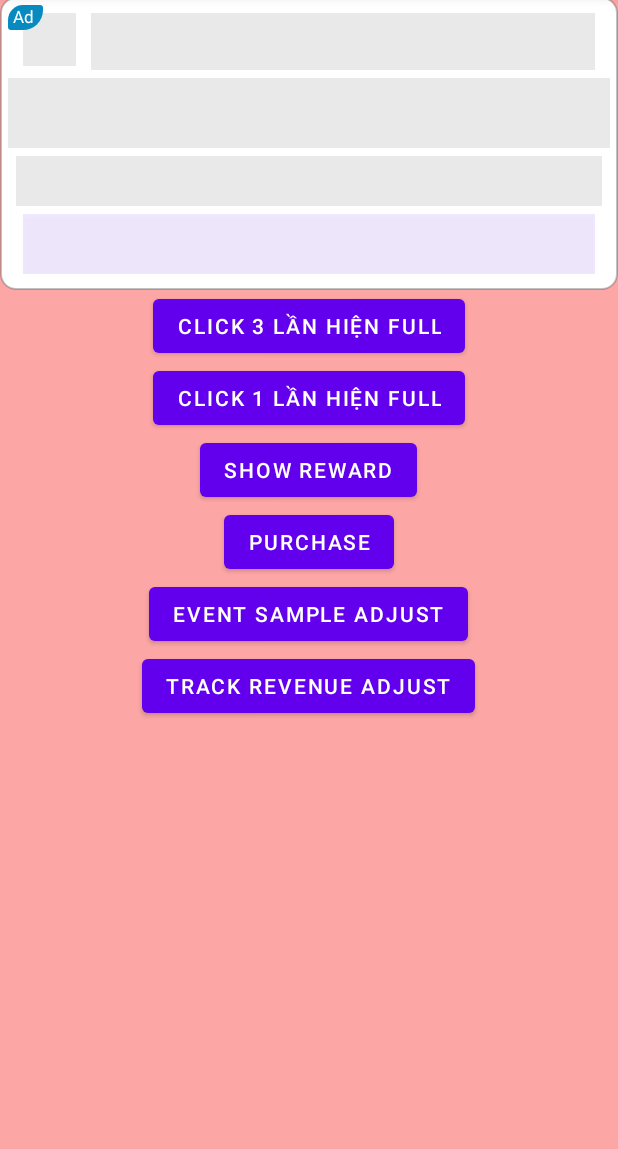
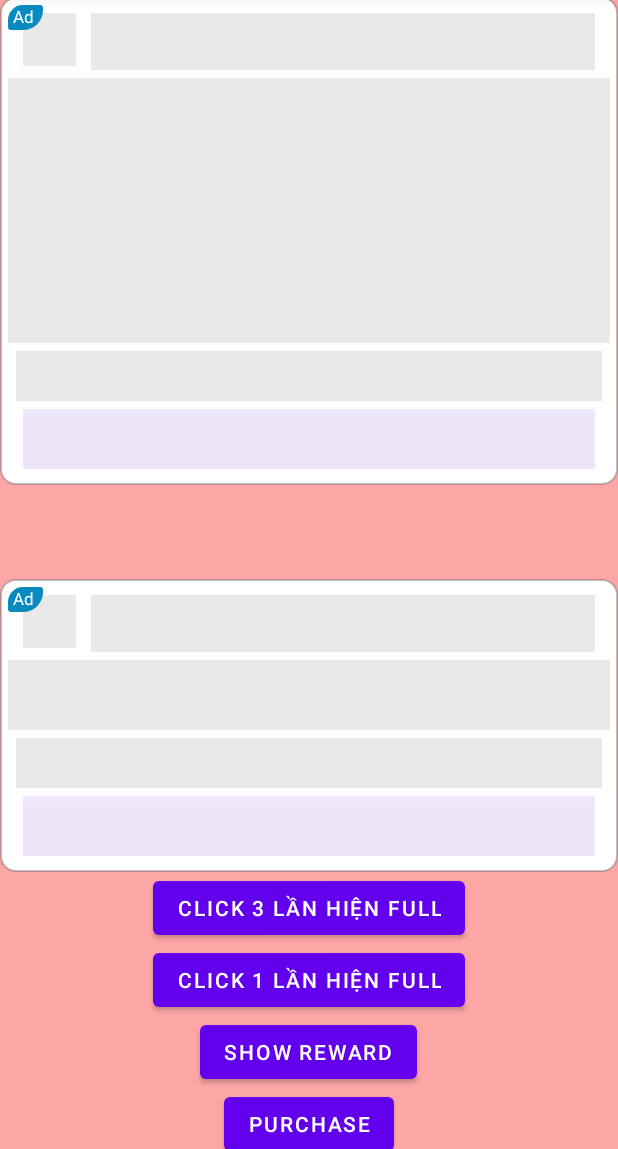
Before and after one commit to tunadodev/MKAdsLibrary, an Android app: the MainActivity screen opened directly, with no data from a screen before it, on a phone screen of 412 x 824 dp, the part 87-1236 px from its top. Run offline under Robolectric (Android 15) with nearby library versions, the phone set to English and light mode, and no system bars; our stand-ins replace AdMob, Shimmer, sdp/ssp sizes; libraries missing offline, so code that uses them is left out: com.android.billingclient, com.applovin.mediation, com.applovin.sdk, com.google.ads.mediation; pictures from the network do not load; 10 statements that could not run were skipped.

Commit message:
Large native ads

```diff
--- /dev/null
+++ b/ads/src/main/java/com/ads/control/ads/nativeAds/MKLargeNativeAdView.java
@@ -0,0 +1,112 @@
+package com.ads.control.ads.nativeAds;
+
+import android.app.Activity;
+import android.content.Context;
+import android.content.res.TypedArray;
+import android.util.AttributeSet;
+import android.util.Log;
+import android.view.LayoutInflater;
+import android.widget.FrameLayout;
+import android.widget.RelativeLayout;
+
+import androidx.annotation.NonNull;
+import androidx.annotation.Nullable;
+
+import com.ads.control.R;
+import com.ads.control.ads.MKAd;
+import com.ads.control.ads.MKAdCallback;
+import com.ads.control.ads.wrapper.ApNativeAd;
+import com.facebook.shimmer.ShimmerFrameLayout;
+
+public class MKLargeNativeAdView extends RelativeLayout {
+
+    private int layoutCustomNativeAd = 0;
+    private ShimmerFrameLayout layoutLoading;
+    private FrameLayout layoutPlaceHolder;
+    private String TAG = "MKLargeNativeAdView";
+
+    public MKLargeNativeAdView(@NonNull Context context) {
+        super(context);
+        init();
+    }
+
+    public MKLargeNativeAdView(@NonNull Context context, @Nullable AttributeSet attrs) {
+        super(context, attrs);
+        init(attrs);
+    }
+
+    public MKLargeNativeAdView(@NonNull Context context, @Nullable AttributeSet attrs, int defStyleAttr) {
+        super(context, attrs, defStyleAttr);
+        init(attrs);
+    }
+
+
+    public MKLargeNativeAdView(@NonNull Context context, @Nullable AttributeSet attrs, int defStyleAttr, int defStyleRes) {
+        super(context, attrs, defStyleAttr, defStyleRes);
+        init(attrs);
+    }
+
+    private void init(AttributeSet attrs) {
+        TypedArray typedArray = getContext().obtainStyledAttributes(attrs, R.styleable.MKNativeAdView, 0, 0);
+        // Get layout native view custom and  layout loading
+        //layoutCustomNativeAd = typedArray.getResourceId(R.styleable.MKNativeAdView_layoutCustomNativeAd, 0);
+        int idLayoutLoading = typedArray.getResourceId(R.styleable.MKNativeAdView_layoutLoading, 0);
+        if (idLayoutLoading != 0)
+            layoutLoading = (ShimmerFrameLayout) LayoutInflater.from(getContext()).inflate(idLayoutLoading, null);
+
+        init();
+    }
+
+    private void init() {
+        layoutPlaceHolder = new FrameLayout(getContext());
+        addView(layoutPlaceHolder);
+        if (layoutLoading != null)
+            addView(layoutLoading);
+
+    }
+
+    public void setLayoutCustomNativeAd(int layoutCustomNativeAd) {
+        this.layoutCustomNativeAd = layoutCustomNativeAd;
+    }
+
+    public void setLayoutLoading(int idLayoutLoading) {
+        this.layoutLoading = (ShimmerFrameLayout) LayoutInflater.from(getContext()).inflate(idLayoutLoading, null);
+        addView(layoutLoading);
+    }
+
+    public void populateNativeAdView(Activity activity, ApNativeAd nativeAd) {
+        if (layoutLoading == null) {
+            Log.e(TAG, "populateNativeAdView error : layoutLoading not set");
+            return;
+        }
+        MKAd.getInstance().populateNativeAdView(activity, nativeAd, layoutPlaceHolder, layoutLoading);
+    }
+
+    public void loadNativeAd(Activity activity, String idAd) {
+        loadNativeAd(activity, idAd, new MKAdCallback() {
+        });
+    }
+
+    public void loadNativeAd(Activity activity, String idAd, MKAdCallback MKAdCallback) {
+        if (layoutLoading == null) {
+            setLayoutLoading(R.layout.layout_native_control);
+        }
+        if (layoutCustomNativeAd == 0) {
+            layoutCustomNativeAd = R.layout.custom_native_admob_large;
+            setLayoutCustomNativeAd(layoutCustomNativeAd);
+        }
+        MKAd.getInstance().loadNativeAd(activity, idAd, layoutCustomNativeAd, layoutPlaceHolder, layoutLoading, MKAdCallback);
+    }
+
+    public void loadNativeAd(Activity activity, String idAd, int layoutCustomNativeAd, int idLayoutLoading) {
+        setLayoutLoading(idLayoutLoading);
+        setLayoutCustomNativeAd(layoutCustomNativeAd);
+        loadNativeAd(activity, idAd);
+    }
+
+    public void loadNativeAd(Activity activity, String idAd, int layoutCustomNativeAd, int idLayoutLoading, MKAdCallback MKAdCallback) {
+        setLayoutLoading(idLayoutLoading);
+        setLayoutCustomNativeAd(layoutCustomNativeAd);
+        loadNativeAd(activity, idAd, MKAdCallback);
+    }
+}
--- a/app/src/main/java/com/example/andmoduleads/activity/MainActivity.java
+++ b/app/src/main/java/com/example/andmoduleads/activity/MainActivity.java
@@ -17,6 +17,7 @@ import com.ads.control.admob.AppOpenManager;
 import com.ads.control.ads.MKAd;
 import com.ads.control.ads.MKAdCallback;
 import com.ads.control.ads.bannerAds.MKBannerAdView;
+import com.ads.control.ads.nativeAds.MKLargeNativeAdView;
 import com.ads.control.ads.nativeAds.MKNativeAdView;
 import com.ads.control.config.MKAdConfig;
 import com.ads.control.ads.wrapper.ApAdError;
@@ -55,6 +56,7 @@ public class MainActivity extends AppCompatActivity {
 
     private int layoutNativeCustom;
     private MKNativeAdView MKNativeAdView;
+    private MKLargeNativeAdView MKLargeNativeAdView;
 
     @Override
     protected void onCreate(Bundle savedInstanceState) {
@@ -64,7 +66,7 @@ public class MainActivity extends AppCompatActivity {
         super.onCreate(savedInstanceState);
         setContentView(R.layout.activity_main);
         MKNativeAdView = findViewById(R.id.mkNativeAds);
-
+        MKLargeNativeAdView = findViewById(R.id.mkLargeNativeAds);
 
         configMediationProvider();
         MKAd.getInstance().setCountClickToShowAds(3);
@@ -88,6 +90,12 @@ public class MainActivity extends AppCompatActivity {
             }
         });
 
+        MKLargeNativeAdView.loadNativeAd(this, idNative, new MKAdCallback() {
+            @Override
+            public void onAdImpression() {
+                super.onAdImpression();
+            }
+        });
 
         AppPurchase.getInstance().setPurchaseListener(new PurchaseListener() {
             @Override
--- a/app/src/main/res/layout/activity_main.xml
+++ b/app/src/main/res/layout/activity_main.xml
@@ -7,6 +7,21 @@
     android:background="#FDA6A6"
     tools:context=".activity.MainActivity">
 
+    <com.ads.control.ads.nativeAds.MKLargeNativeAdView
+        android:id="@+id/mkLargeNativeAds"
+        android:layout_width="match_parent"
+        android:layout_height="@dimen/_250sdp"
+        android:background="@drawable/bg_card_ads"
+        app:layoutCustomNativeAd="@layout/custom_native_admod_medium_rate"
+        app:layoutLoading="@layout/loading_native_medium"
+        app:layout_constraintStart_toStartOf="@+id/mkNativeAds"
+        app:layout_constraintTop_toTopOf="parent" />
+
+    <!--    <include
+
+        android:id="@+id/include3"
+        layout="@layout/layout_native_medium" />-->
+
     <com.ads.control.ads.nativeAds.MKNativeAdView
         android:id="@+id/mkNativeAds"
         android:layout_width="match_parent"
@@ -14,13 +29,10 @@
         android:background="@drawable/bg_card_ads"
         app:layoutCustomNativeAd="@layout/custom_native_admod_medium_rate"
         app:layoutLoading="@layout/loading_native_medium"
+        app:layout_constraintBottom_toTopOf="@+id/bannerView"
         app:layout_constraintStart_toStartOf="parent"
-        app:layout_constraintTop_toTopOf="parent" />
-
-<!--    <include
-
-        android:id="@+id/include3"
-        layout="@layout/layout_native_medium" />-->
+        app:layout_constraintTop_toTopOf="parent"
+        app:layout_constraintVertical_bias="0.677" />
 
     <androidx.appcompat.widget.LinearLayoutCompat
         android:id="@+id/linearLayoutCompat"
```
Also changed, not shown: ads/src/main/res/layout/custom_native_admob_large.xml (added, +149 -0 lines), ads/src/main/res/values/styles.xml (+10 -0 lines).
